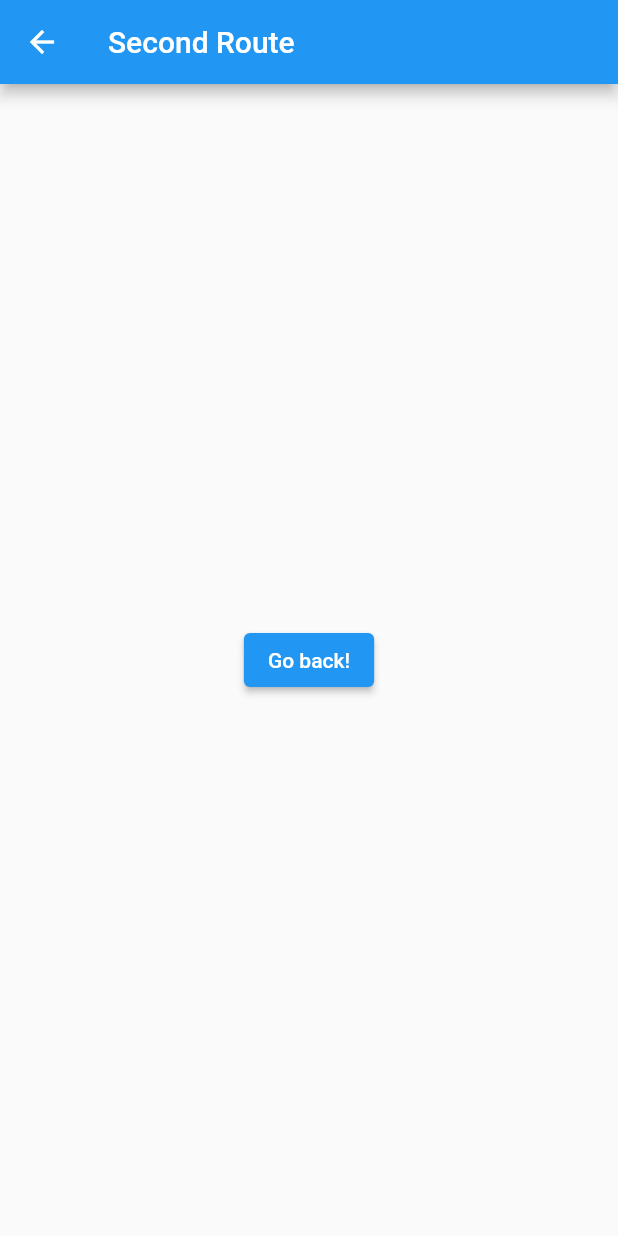
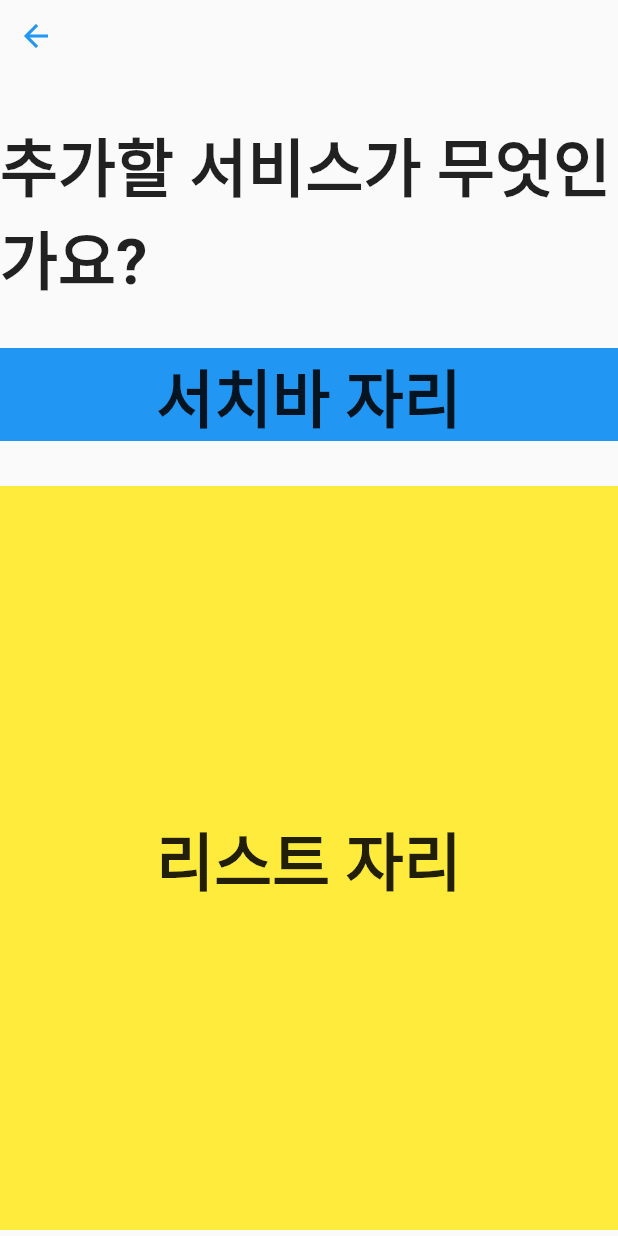
Before and after one commit to hoseCloud/sp1-frontend, a Flutter app: the ScreenAddAccount screen opened directly, on a phone screen of 412 x 824 dp. Run offline on Flutter 3.47's test engine with Material 2 defaults, Android fonts, the light colour scheme and no system bars.

Commit message:
Add base screen to ScreenAddAccount

```diff
--- a/lib/screen/account.dart
+++ b/lib/screen/account.dart
@@ -13,14 +13,15 @@ class ScreenAccount extends StatelessWidget {
     return Scaffold(
       floatingActionButton: Theme(
         data: Theme.of(context).copyWith(splashColor: Colors.blueAccent),
-        child: FloatingActionButton(
+        child: FloatingActionButton.extended(
           onPressed: () {
             Navigator.push(
               context,
               MaterialPageRoute(builder: (context) => const ScreenAddAccount()),
             );
           },
-          child: const Icon(Icons.add),
+          label: const Text('Add account'),
+          icon: const Icon(Icons.add),
         ),
       ),
       body: Scrollbar(
@@ -71,16 +72,46 @@ class ScreenAddAccount extends StatelessWidget {
   @override
   Widget build(BuildContext context) {
     return Scaffold(
-      appBar: AppBar(
-        title: const Text('Second Route'),
-      ),
-      body: Center(
-        child: ElevatedButton(
-          onPressed: () {
-            Navigator.pop(context);
-          },
-          child: const Text('Go back!'),
-        ),
+      body: ListView(
+        children: const <Widget>[
+          Align(
+            alignment: Alignment.topLeft,
+            child: BackButton(
+              color: Colors.blue,
+            ),
+          ),
+          SizedBox(height: 30.0),
+          Center(
+            child: Text(
+              "추가할 서비스가 무엇인가요?",
+              textScaleFactor: 3.0,
+              style: TextStyle(fontWeight: FontWeight.bold),
+            ),
+          ),
+          SizedBox(height: 30.0),
+          ColoredBox(
+            color: Colors.blue,
+            child: Center(
+              child: Text(
+                "서치바 자리",
+                textScaleFactor: 3.0,
+                style: TextStyle(fontWeight: FontWeight.bold),
+              ),
+            )
+          ),
+          SizedBox(height: 30.0),
+          ColoredBox(
+            color: Colors.yellow,
+            child: Center(
+              heightFactor: 8.0,
+              child: Text(
+                "리스트 자리",
+                textScaleFactor: 3.0,
+                style: TextStyle(fontWeight: FontWeight.bold),
+              ),
+            ),
+          ),
+        ],
       ),
     );
   }
```
